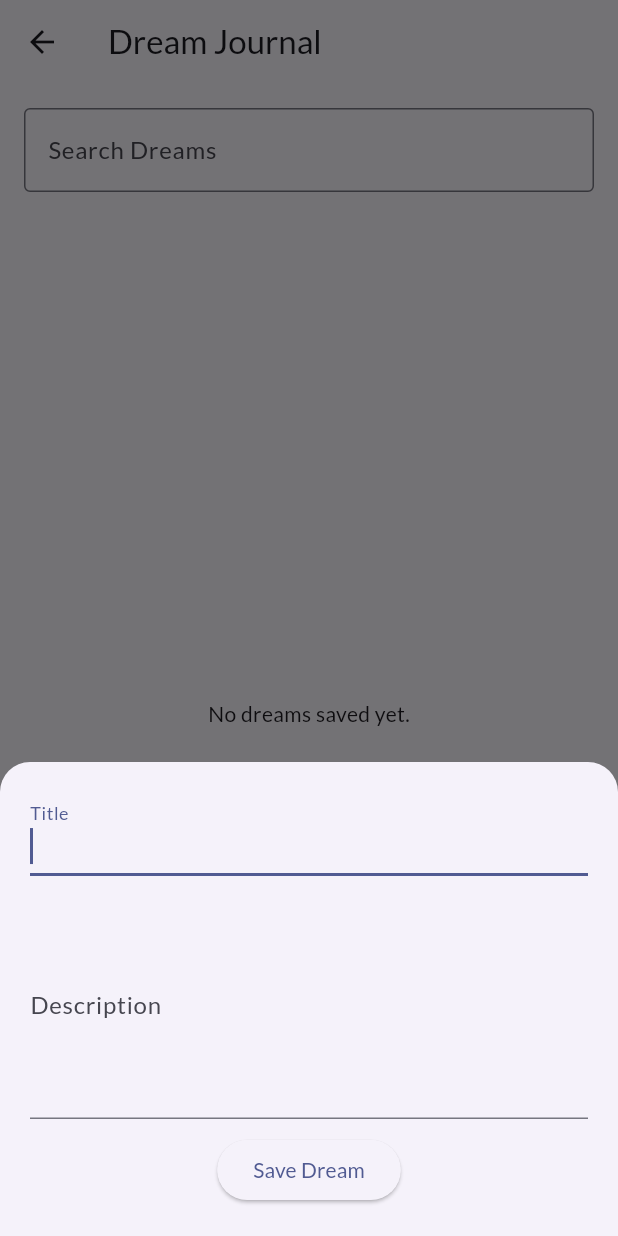
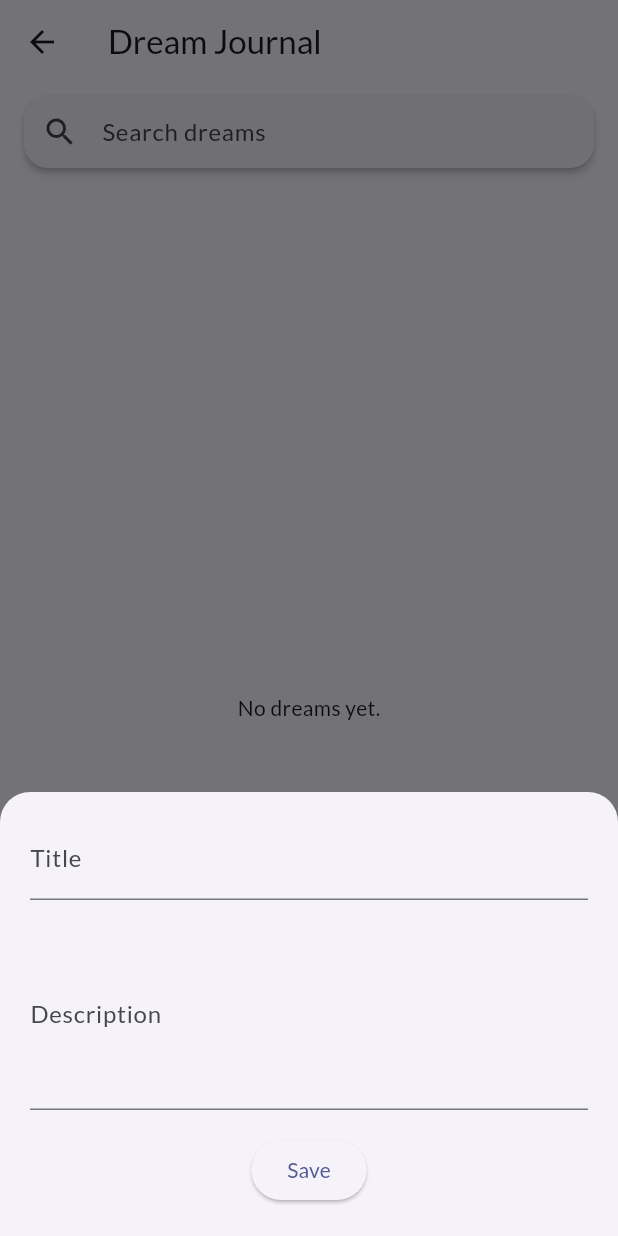
Before and after one commit to Cpos64/R.E.M., a Flutter app: the DreamsScreen screen opened by its route, after a tap on the "add" icon, on a phone screen of 412 x 824 dp. Run offline on Flutter 3.47's test engine with Material 3 defaults, Android fonts, the phone set to English and light mode, and no system bars; our stand-ins replace cloud_firestore, firebase_auth, firebase_core, fl_chart, google_fonts, shared_preferences; accounts and stored records are empty; generated files the repository leaves out were written again.

Commit message:
did a little work on the dream_screen

```diff
--- a/lib/dreams_screen.dart
+++ b/lib/dreams_screen.dart
@@ -1,251 +1,237 @@
+// lib/screens/dreams_screen.dart
+
+import 'package:cloud_firestore/cloud_firestore.dart';
+import 'package:firebase_auth/firebase_auth.dart';
 import 'package:flutter/material.dart';
-import 'package:cloud_firestore/cloud_firestore.dart';
-import 'firestore_service.dart';
 import 'package:intl/intl.dart';
-import 'package:rem/widgets/dream_entry_card.dart';
+import '../firestore_service.dart';
+import '../widgets/dream_entry_card.dart';
 
+/// A reusable form widget for adding/editing dreams.
+class DreamForm extends StatelessWidget {
+  final TextEditingController titleCtl;
+  final TextEditingController descCtl;
+  final VoidCallback onSubmit;
+
+  const DreamForm({
+    required this.titleCtl,
+    required this.descCtl,
+    required this.onSubmit,
+    super.key,
+  });
+
+  @override
+  Widget build(BuildContext context) {
+    return Padding(
+      padding: EdgeInsets.only(
+        bottom: MediaQuery.of(context).viewInsets.bottom + 20,
+        left: 20,
+        right: 20,
+        top: 16,
+      ),
+      child: Column(
+        mainAxisSize: MainAxisSize.min,
+        children: [
+          TextField(
+            controller: titleCtl,
+            decoration: const InputDecoration(labelText: 'Title'),
+          ),
+          const SizedBox(height: 12),
+          TextField(
+            controller: descCtl,
+            decoration: const InputDecoration(labelText: 'Description'),
+            maxLines: 4,
+          ),
+          const SizedBox(height: 16),
+          ElevatedButton(
+            onPressed: onSubmit,
+            child: const Text('Save'),
+          ),
+        ],
+      ),
+    );
+  }
+}
 
 class DreamsScreen extends StatefulWidget {
   const DreamsScreen({super.key});
 
   @override
-  _DreamsScreenState createState() => _DreamsScreenState();
+  State<DreamsScreen> createState() => _DreamsScreenState();
 }
 
 class _DreamsScreenState extends State<DreamsScreen> {
-  final FirestoreService _firestoreService = FirestoreService();
-  final TextEditingController _titleController = TextEditingController();
-  final TextEditingController _descriptionController = TextEditingController();
-  final TextEditingController _searchController = TextEditingController();
-  final TextEditingController _editTitleController = TextEditingController();
-  final TextEditingController _editDescriptionController = TextEditingController();
-  final ScrollController _scrollController = ScrollController();
+  final _searchController = TextEditingController();
+  final _titleController = TextEditingController();
+  final _descController = TextEditingController();
+  final _scrollController = ScrollController();
+  String _filterKeyword = '';
 
-
-void _showAddDreamDialog() {
-  _titleController.clear();
-  _descriptionController.clear();
-
-  showModalBottomSheet(
-    context: context,
-    isScrollControlled: true,
-    shape: RoundedRectangleBorder(
-      borderRadius: BorderRadius.vertical(top: Radius.circular(20)),
-    ),
-    builder: (context) => SingleChildScrollView(
-      padding: EdgeInsets.only(
-        bottom: MediaQuery.of(context).viewInsets.bottom + 20,
-        top: 20,
-        left: 20,
-        right: 20,
-      ),
-      child: Column(
-        mainAxisSize: MainAxisSize.min,
-        children: [
-          TextField(
-            controller: _titleController,
-            autofocus: true,
-            decoration: InputDecoration(labelText: 'Title'),
-          ),
-          SizedBox(height: 10),
-          TextField(
-            controller: _descriptionController,
-            decoration: InputDecoration(labelText: 'Description'),
-            maxLines: 5,
-          ),
-          SizedBox(height: 10),
-          ElevatedButton(
-            onPressed: () async {
-              await _saveDream();
-              Navigator.of(context).pop();
-              _scrollToBottom();
-              ScaffoldMessenger.of(context).showSnackBar(
-                SnackBar(content: Text('Dream saved!')),
-              );
-            },
-            child: Text('Save Dream'),
-          ),
-        ],
-      ),
-    ),
-  );
-}
-
-
-  late Future<List<QueryDocumentSnapshot>> _dreamsFuture;
-  String _editingDocId = '';
-  bool _isEditing = false;
-  String _filterKeyword = '';
-  bool _isFirstLoad = true;
+  Stream<QuerySnapshot> get _dreamsStream {
+    final uid = FirebaseAuth.instance.currentUser?.uid;
+    return FirebaseFirestore.instance
+        .collection('dreams')
+        .where('userId', isEqualTo: uid)
+        .orderBy('timestamp', descending: true)
+        .snapshots();
+  }
 
   @override
-  void didChangeDependencies() {
-    super.didChangeDependencies();
-    if (_isFirstLoad) {
-      _loadDreams();
-      _isFirstLoad = false;
-    }
+  void dispose() {
+    _searchController.dispose();
+    _titleController.dispose();
+    _descController.dispose();
+    _scrollController.dispose();
+    super.dispose();
   }
 
-  void _scrollToBottom() {
-  Future.delayed(Duration(milliseconds: 200), () {
-    if (_scrollController.hasClients) {
-      _scrollController.animateTo(
-        _scrollController.position.maxScrollExtent,
-        duration: Duration(milliseconds: 300),
-        curve: Curves.easeOut,
-      );
-    }
-  });
-}
-
-
-  void _loadDreams() {
-    setState(() {
-      _dreamsFuture = _firestoreService.getDreams();
-    });
+  List<QueryDocumentSnapshot> _applyFilter(List<QueryDocumentSnapshot> docs) {
+    if (_filterKeyword.isEmpty) return docs;
+    final kw = _filterKeyword.toLowerCase();
+    return docs.where((d) {
+      final t = (d['title'] as String).toLowerCase();
+      final b = (d['description'] as String).toLowerCase();
+      return t.contains(kw) || b.contains(kw);
+    }).toList();
   }
 
-  Future<void> _saveDream() async {
-    final title = _titleController.text.trim();
-    final description = _descriptionController.text.trim();
-
-    if (title.isNotEmpty && description.isNotEmpty) {
-      if (_isEditing) {
-        await _firestoreService.updateDream(_editingDocId, title, description);
-        _isEditing = false;
-        _editingDocId = '';
-      } else {
-        await _firestoreService.saveDream(title, description);
-      }
-
-      _titleController.clear();
-      _descriptionController.clear();
-      _loadDreams();
-    }
-  }
-
-  Future<void> _editDream(String docId, String currentTitle, String currentDescription) async {
-    _editTitleController.text = currentTitle;
-    _editDescriptionController.text = currentDescription;
-
-    showDialog(
+  void _showAddDream() {
+    _titleController.clear();
+    _descController.clear();
+    showModalBottomSheet(
       context: context,
-      builder: (context) => AlertDialog(
-        title: Text('Edit Dream'),
-        content: Column(
-          mainAxisSize: MainAxisSize.min,
-          children: [
-            TextField(
-              controller: _editTitleController,
-              decoration: InputDecoration(labelText: 'Title'),
-            ),
-            TextField(
-              controller: _editDescriptionController,
-              decoration: InputDecoration(labelText: 'Description'),
-              maxLines: 5,
-            ),
-          ],
-        ),
-        actions: [
-          TextButton(
-            onPressed: () => Navigator.of(context).pop(),
-            child: Text('Cancel'),
-          ),
-          TextButton(
-            onPressed: () async {
-              final newTitle = _editTitleController.text.trim();
-              final newDescription = _editDescriptionController.text.trim();
-
-              await _firestoreService.updateDream(docId, newTitle, newDescription);
-              Navigator.of(context).pop();
-              _loadDreams();
-            },
-            child: Text('Save'),
-          ),
-        ],
+      isScrollControlled: true,
+      shape: const RoundedRectangleBorder(
+          borderRadius: BorderRadius.vertical(top: Radius.circular(20))),
+      builder: (_) => DreamForm(
+        titleCtl: _titleController,
+        descCtl: _descController,
+        onSubmit: () async {
+          final t = _titleController.text.trim();
+          final d = _descController.text.trim();
+          if (t.isNotEmpty && d.isNotEmpty) {
+            await FirestoreService().saveDream(t, d);
+            Navigator.of(context).pop();
+            // scroll to bottom
+            Future.delayed(const Duration(milliseconds: 200), () {
+              if (_scrollController.hasClients) {
+                _scrollController.animateTo(
+                  _scrollController.position.maxScrollExtent,
+                  duration: const Duration(milliseconds: 300),
+                  curve: Curves.easeOut,
+                );
+              }
+            });
+            ScaffoldMessenger.of(context).showSnackBar(
+              const SnackBar(content: Text('Dream saved!')),
+            );
+          }
+        },
       ),
     );
   }
 
-  Future<void> _deleteDream(String docId) async {
-    await _firestoreService.deleteDream(docId);
-    _loadDreams();
+  void _editDream(QueryDocumentSnapshot doc) {
+    _titleController.text = doc['title'];
+    _descController.text = doc['description'];
+    showDialog(
+      context: context,
+      builder: (_) => AlertDialog(
+        title: const Text('Edit Dream'),
+        content: DreamForm(
+          titleCtl: _titleController,
+          descCtl: _descController,
+          onSubmit: () async {
+            final t = _titleController.text.trim();
+            final d = _descController.text.trim();
+            if (t.isNotEmpty && d.isNotEmpty) {
+              await FirestoreService().updateDream(doc.id, t, d);
+              Navigator.of(context).pop();
+            }
+          },
+        ),
+      ),
+    );
   }
 
-  List<QueryDocumentSnapshot> _filterDreams(List<QueryDocumentSnapshot> dreams) {
-    if (_filterKeyword.isEmpty) return dreams;
+  Future<void> _deleteDream(String id) async {
+    await FirestoreService().deleteDream(id);
+    ScaffoldMessenger.of(context)
+        .showSnackBar(const SnackBar(content: Text('Dream deleted')));
+  }
 
-    return dreams.where((doc) {
-      final title = doc['title'].toString().toLowerCase();
-      final description = doc['description'].toString().toLowerCase();
-      final keyword = _filterKeyword.toLowerCase();
-
-      return title.contains(keyword) || description.contains(keyword);
-    }).toList();
+  Widget _buildSearchBar() {
+    return Card(
+      margin: const EdgeInsets.symmetric(horizontal: 16, vertical: 8),
+      child: TextField(
+        controller: _searchController,
+        decoration: InputDecoration(
+          prefixIcon: const Icon(Icons.search),
+          hintText: 'Search dreams',
+          border: InputBorder.none,
+          contentPadding: const EdgeInsets.all(12),
+          suffixIcon: _filterKeyword.isEmpty
+              ? null
+              : IconButton(
+                  icon: const Icon(Icons.clear),
+                  onPressed: () {
+                    _searchController.clear();
+                    setState(() => _filterKeyword = '');
+                  },
+                ),
+        ),
+        onChanged: (v) => setState(() => _filterKeyword = v),
+      ),
+    );
   }
 
   @override
   Widget build(BuildContext context) {
     return Scaffold(
+      appBar: AppBar(title: const Text('Dream Journal')),
       floatingActionButton: FloatingActionButton(
-  onPressed: _showAddDreamDialog,
-  child: Icon(Icons.add),
-),
-      appBar: AppBar(title: Text('Dream Journal')),
-      body: Padding(
-        padding: const EdgeInsets.all(16.0),
+        onPressed: _showAddDream,
+        child: const Icon(Icons.add),
+      ),
+      body: SafeArea(
         child: Column(
           children: [
-            TextField(
-              controller: _searchController,
-              decoration: InputDecoration(
-                labelText: 'Search Dreams',
-                border: OutlineInputBorder(),
-              ),
-              onChanged: (value) {
-                setState(() {
-                  _filterKeyword = value;
-                });
-              },
-            ),
-            SizedBox(height: 16),
+            _buildSearchBar(),
             Expanded(
-              child: FutureBuilder<List<QueryDocumentSnapshot>>(
-                future: _dreamsFuture,
-                builder: (context, snapshot) {
-                  print('Dreams snapshot: ${snapshot.connectionState}');
-                  if (snapshot.connectionState == ConnectionState.waiting) {
-                    return Center(child: CircularProgressIndicator());
+              child: StreamBuilder<QuerySnapshot>(
+                stream: _dreamsStream,
+                builder: (ctx, snap) {
+                  if (snap.connectionState == ConnectionState.waiting) {
+                    return const Center(child: CircularProgressIndicator());
                   }
-                  if (snapshot.hasError) {
-                    return Center(child: Text('Error: ${snapshot.error}'));
+                  if (snap.hasError) {
+                    return Center(child: Text('Error: ${snap.error}'));
                   }
-                  if (!snapshot.hasData || snapshot.data!.isEmpty) {
-                    return Center(child: Text('No dreams saved yet.'));
+                  final docs = snap.data!.docs;
+                  if (docs.isEmpty) {
+                    return const Center(child: Text('No dreams yet.'));
                   }
-
-                  final dreams = _filterDreams(snapshot.data!);
-                  print('Loaded ${dreams.length} dreams');
-
-                  return ListView.builder(
-                    itemCount: dreams.length,
+                  final filtered = _applyFilter(docs);
+                  return ListView.separated(
                     controller: _scrollController,
-                    itemBuilder: (context, index) {
-                      final dream = dreams[index];
-                      final docId = dream.id;
-                      final title = dream['title'];
-                      final description = dream['description'];
-                      final timestamp = (dream.data() as Map<String, dynamic>)['timestamp'] as Timestamp?;
-                      final formattedDate = timestamp != null
-                          ? DateFormat.yMMMd().format(timestamp.toDate())
-                          : 'No Date';
-
-                                            return DreamEntryCard(
-                        title: '$title • $formattedDate',
-                        description: description,
-                        onEdit: () => _editDream(docId, title, description),
-                        onDelete: () => _deleteDream(docId),
+                    padding: const EdgeInsets.symmetric(vertical: 8),
+                    itemCount: filtered.length,
+                    separatorBuilder: (_, __) => const Divider(height: 1),
+                    itemBuilder: (_, i) {
+                      final doc = filtered[i];
+                      final ts = (doc['timestamp'] as Timestamp).toDate();
+                      final date = DateFormat.yMMMd().format(ts);
+                      return Dismissible(
+                        key: Key(doc.id),
+                        background: Container(color: Colors.red),
+                        direction: DismissDirection.endToStart,
+                        onDismissed: (_) => _deleteDream(doc.id),
+                        child: DreamEntryCard(
+                          title: '${doc['title']} • $date',
+                          description: doc['description'],
+                          onEdit: () => _editDream(doc),
+                          onDelete: () => _deleteDream(doc.id),
+                        ),
                       );
                     },
                   );
```
